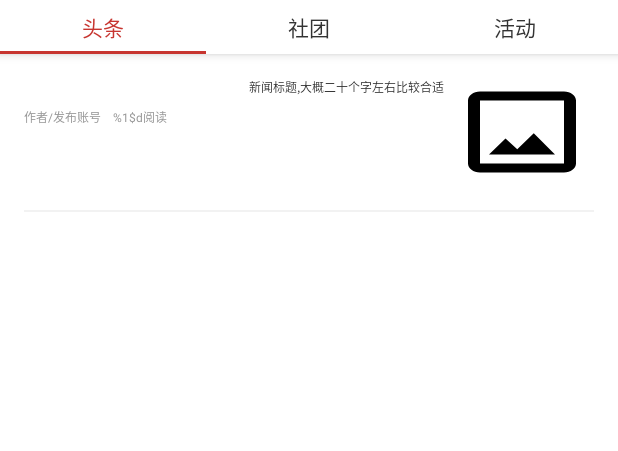
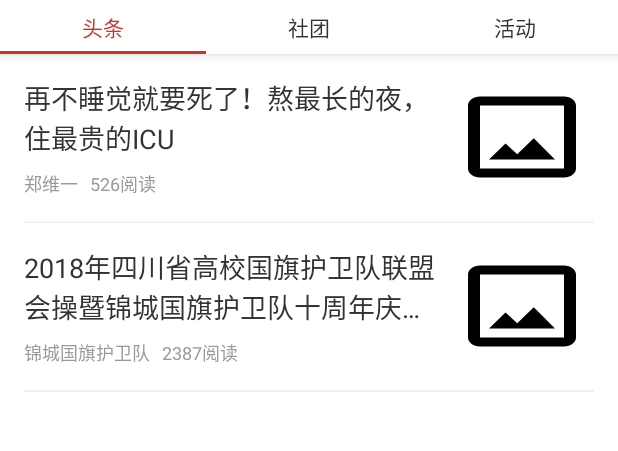
Before and after one commit to SCUJCC-Students/JinchengNewsAndroid, an Android app: the screen it shows after launch (MainActivity), on a phone screen of 412 x 824 dp, the part 72-523 px from its top. Run offline under Robolectric (Android 15) with nearby library versions, the phone set to English and light mode, and no system bars.

Commit message:
实现 3个TabFragment
设置 ListView分割线长度
修复 新闻标题长度不够时居右的问题

```diff
--- a/app/src/main/java/cn/zhengweiyi/jinchengnewsandroid/TabFragment.java
+++ b/app/src/main/java/cn/zhengweiyi/jinchengnewsandroid/TabFragment.java
@@ -8,40 +8,96 @@
 
 package cn.zhengweiyi.jinchengnewsandroid;
 
+import android.app.Activity;
 import android.os.Bundle;
 import android.support.v4.app.Fragment;
 import android.view.LayoutInflater;
 import android.view.View;
 import android.view.ViewGroup;
+import android.widget.AdapterView;
+import android.widget.ListView;
 import android.widget.TextView;
 
-public class TabFragment extends Fragment {
+import java.util.ArrayList;
+import java.util.List;
 
-    public TabFragment() {
+public class TabFragment extends Fragment implements AdapterView.OnItemClickListener {
+    private List<News> newsList;
+    private NewsListAdapter adapter;
+    // private boolean isTwoPane;
+
+    @Override
+    public void onAttach(Activity activity) {
+        // TODO Auto-generated method stub
+        super.onAttach(activity);
+        // 初始化数据
+        newsList = getNews();
+        adapter = new NewsListAdapter(activity, R.layout.news_title_item_pic_1, newsList);
+    }
+
+    @Override
+    public View onCreateView(LayoutInflater inflater, ViewGroup container,
+                             Bundle savedInstanceState) {
+        // TODO Auto-generated method stub
+        View view = inflater.inflate(R.layout.fragment_tab, container, false);
+        ListView newsTitleListView = view.findViewById(R.id.tab_fragment_list_view);
+        newsTitleListView.setAdapter(adapter);
+        newsTitleListView.setOnItemClickListener(this);
+        return view;
 
     }
 
-    /**
-     *
-     * @param inflater LayoutInflater
-     * @param container ViewGroup
-     * @param savedInstanceState Bundle
-     * @return view
-     */
     @Override
-    public View onCreateView(LayoutInflater inflater, ViewGroup container,
-                             Bundle savedInstanceState) {
-        View view =inflater.inflate(R.layout.fragment_tab, container, false);
-        inflater.inflate(R.layout.fragment_tab, container, false);
-
-        return view;
+    public void onActivityCreated(Bundle savedInstanceState) {
+        // TODO Auto-generated method stub
+        super.onActivityCreated(savedInstanceState);
+        // 手机横屏显示逻辑
+        /*
+        if (getActivity().findViewById(R.id.news_content_layout )!=null) {
+            //可以找到news_content-fragment布局的时候，为双页布局
+            isTwoPane= true;
+        } else {
+            isTwoPane= false;
+        }
+        */
     }
 
-    /*@Override
-    public void onViewCreated(View view, @Nullable Bundle savedInstanceState) {
-        super.onViewCreated(view, savedInstanceState);
-        TextView textView = (TextView) view.findViewById(R.id.pager_text);
-        //textView.setText(getArguments().getString("text"));
-        textView.setText("测试文本，锦城头条");
-    }*/
+    /*
+     * 初始化数据
+     */
+    private List<News> getNews() {
+        // TODO Auto-generated method stub
+        List<News> newsList1 = new ArrayList<>();
+        News new1 = new News();
+        News new2 = new News();
+        new1.setTitle("再不睡觉就要死了！熬最长的夜，住最贵的ICU");
+        new1.setContent("说真的，好久没有好好睡个觉了。现在熬夜和面膜都不配了，最配的都变成ICU了。锦城猪健文日了解一下？");
+        new1.setAuthor("郑维一");
+        new1.setViews(526);
+        new2.setTitle("2018年四川省高校国旗护卫队联盟会操暨锦城国旗护卫队十周年庆典在我校举行");
+        new2.setContent("锦城国旗护卫队讯 2018年5月26日，2018年四川省高校国旗护卫队联盟会操暨锦城国旗护卫队十周年庆典在我校第一运动场举行，来自四川省27所高校国旗护卫队、国旗班、仪仗队的战友们齐聚锦城。");
+        new2.setAuthor("锦城国旗护卫队");
+        new2.setViews(2387);
+        newsList1.add(new1);
+        newsList1.add(new2);
+        return newsList1;
+    }
+
+    @Override
+    public void onItemClick(AdapterView<?> parent, View view, int position,
+                            long id) {
+        // TODO Auto-generated method stub
+        News news = newsList.get(position);
+        // 手机横屏显示逻辑
+        /*
+        if( isTwoPane){
+            //双页模式，刷新NewsContentFragment中的内容
+            NewsContentFragment newsContentFragment=(NewsContentFragment) getFragmentManager().findFragmentById(R.id.news_content_fragment );
+            newsContentFragment.refresh( news.getTitle(), news.getContent());
+        } else{
+            contentActivity. actionStart(getActivity(), news.getTitle(), news.getContent());
+        }
+        */
+        contentActivity.actionStart(getActivity(), news.getTitle(), news.getContent());
+    }
 }
--- a/app/src/main/java/cn/zhengweiyi/jinchengnewsandroid/TabFragment2.java
+++ b/app/src/main/java/cn/zhengweiyi/jinchengnewsandroid/TabFragment2.java
@@ -73,14 +73,14 @@ public class TabFragment2 extends Fragment implements AdapterView.OnItemClickLis
         List<News> newsList1 = new ArrayList<>();
         News new1 = new News();
         News new2 = new News();
-        new1.setTitle("再不睡觉就要死了！熬最长的夜，住最贵的ICU");
-        new1.setContent("说真的，好久没有好好睡个觉了。现在熬夜和面膜都不配了，最配的都变成ICU了。锦城猪健文日了解一下？");
-        new1.setAuthor("郑维一");
-        new1.setViews(526);
-        new2.setTitle("2018年四川省高校国旗护卫队联盟会操暨锦城国旗护卫队十周年庆典在我校举行");
-        new2.setContent("锦城国旗护卫队讯 2018年5月26日，2018年四川省高校国旗护卫队联盟会操暨锦城国旗护卫队十周年庆典在我校第一运动场举行，来自四川省27所高校国旗护卫队、国旗班、仪仗队的战友们齐聚锦城。");
-        new2.setAuthor("锦城国旗护卫队");
-        new2.setViews(0);
+        new1.setTitle("极限社发了一条消息,");
+        new1.setContent("极限社极限社极限社极限社极限社极限社极限社极限社极限社");
+        new1.setAuthor("极限社");
+        new1.setViews(0);
+        new2.setTitle("动漫社过来蹭一下热度");
+        new2.setContent("动漫社");
+        new2.setAuthor("动漫社");
+        new2.setViews(2);
         newsList1.add(new1);
         newsList1.add(new2);
         return newsList1;
--- /dev/null
+++ b/app/src/main/res/drawable/list_divider_line.xml
@@ -0,0 +1,10 @@
+<?xml version="1.0" encoding="utf-8"?>
+<layer-list xmlns:android="http://schemas.android.com/apk/res/android" >
+    <item
+        android:left="16dp"
+        android:right="16dp">
+        <shape android:shape="rectangle" >
+            <solid android:color="@color/colorDefault" />
+        </shape>
+    </item>
+</layer-list>
--- a/app/src/main/res/layout/fragment_tab.xml
+++ b/app/src/main/res/layout/fragment_tab.xml
@@ -2,70 +2,14 @@
 <android.support.constraint.ConstraintLayout
     xmlns:android="http://schemas.android.com/apk/res/android" android:layout_width="match_parent"
     android:layout_height="match_parent"
-    android:paddingLeft="16dp"
-    android:paddingRight="16dp"
     android:background="@color/colorWhite">
 
-    <LinearLayout
+    <ListView
+        android:id="@+id/tab_fragment_list_view"
         android:layout_width="match_parent"
-        android:layout_height="wrap_content"
-        android:background="@color/colorDefault"
-        android:orientation="vertical">
-
-        <RelativeLayout
-            android:id="@+id/newsType1"
-            android:layout_width="match_parent"
-            android:layout_height="wrap_content"
-            android:paddingTop="16dp"
-            android:paddingBottom="16dp"
-            android:background="@color/colorWhite"
-            android:layout_marginBottom="1dp">
-
-            <TextView
-                android:id="@+id/newsTitle"
-                android:layout_width="wrap_content"
-                android:layout_height="wrap_content"
-                android:layout_marginBottom="8dp"
-                android:text="@string/news_title"
-                android:textSize="@dimen/news_text_title"
-                android:textColor="@color/colorBlackPrimary"
-                android:layout_alignParentTop="true"
-                android:layout_toStartOf="@id/newsImage"
-                android:gravity="start"/>
-
-            <TextView
-                android:id="@+id/newsAuthor"
-                android:layout_width="wrap_content"
-                android:layout_height="wrap_content"
-                android:text="@string/news_author"
-                android:textColor="@color/colorBlackLight"
-                android:textSize="@dimen/news_text_description"
-                android:layout_below="@id/newsTitle"
-                android:gravity="start"/>
-
-            <TextView
-                android:id="@+id/newsViews"
-                android:layout_width="wrap_content"
-                android:layout_height="wrap_content"
-                android:layout_marginStart="8dp"
-                android:text="@string/news_views"
-                android:textColor="@color/colorBlackLight"
-                android:textSize="@dimen/news_text_description"
-                android:layout_below="@id/newsTitle"
-                android:layout_toEndOf="@id/newsAuthor"/>
-
-            <ImageView
-                android:id="@+id/newsImage"
-                android:layout_width="96dp"
-                android:layout_height="72dp"
-                android:layout_marginStart="4dp"
-                android:layout_centerVertical="true"
-                android:layout_alignParentEnd="true"
-                android:contentDescription="@string/news_pic_description"
-                android:src="@drawable/ic_pic_blank"/>
-
-        </RelativeLayout>
-
-    </LinearLayout>
+        android:layout_height="match_parent"
+        android:divider="@drawable/list_divider_line"
+        android:dividerHeight="1dp">
+    </ListView>
 
 </android.support.constraint.ConstraintLayout>
--- a/app/src/main/res/layout/fragment_tab_fragment2.xml
+++ b/app/src/main/res/layout/fragment_tab_fragment2.xml
@@ -8,8 +8,9 @@
     <ListView
         android:id="@+id/tab_fragment2_list_view"
         android:layout_width="match_parent"
-        android:layout_height="match_parent">
-
+        android:layout_height="match_parent"
+        android:divider="@drawable/list_divider_line"
+        android:dividerHeight="1dp">
     </ListView>
 
 </FrameLayout>
--- a/app/src/main/res/layout/news_title_item_pic_1.xml
+++ b/app/src/main/res/layout/news_title_item_pic_1.xml
@@ -36,6 +36,7 @@
                 android:maxLines="2"
                 android:ellipsize="end"
                 android:layout_alignParentTop="true"
+                android:layout_alignParentStart="true"
                 android:layout_toStartOf="@id/newsImage"
                 android:gravity="start"/>
 
```
Also changed, not shown: app/src/main/java/cn/zhengweiyi/jinchengnewsandroid/TabFragment3.java (+76 -11 lines), app/src/main/res/layout/fragment_tab_fragment3.xml (+5 -4 lines).
